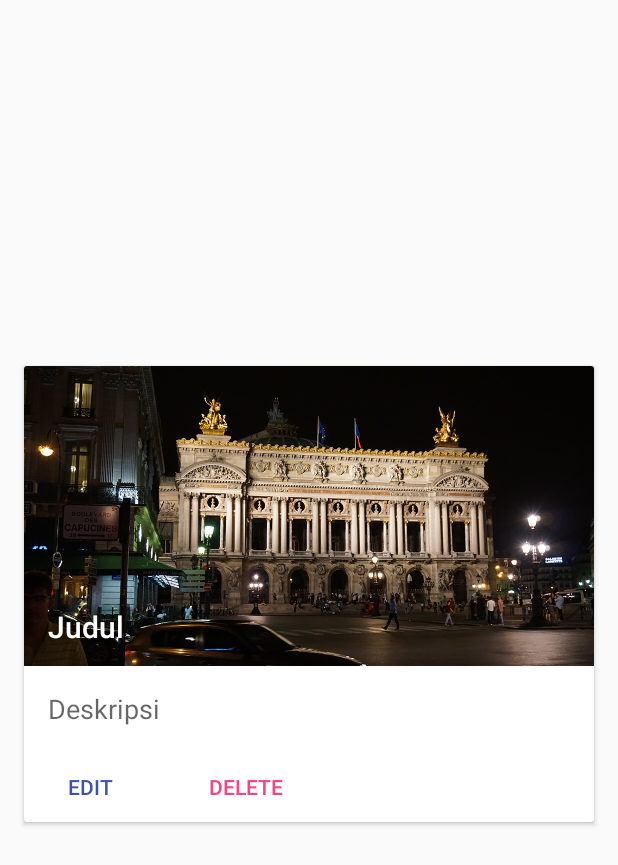
After one commit to yeninurazizah/RecyclerView3, an Android app: the layout item_list.xml on its own in the app's theme, with its tools: preview values and no code run, on a phone screen of 412 x 824 dp. The commit adds this screen. Shown: the top 865 px of the screen. Run offline under Robolectric (Android 15) with nearby library versions, the phone set to English and light mode, and no system bars.

Commit message:
RecyclerView ListCard

```diff
--- a/app/build.gradle
+++ b/app/build.gradle
@@ -25,6 +25,8 @@ dependencies {
         exclude group: 'com.android.support', module: 'support-annotations'
     })
     compile 'com.android.support:appcompat-v7:24.2.1'
+    compile 'com.android.support:recyclerview-v7:24.2.1'
+    compile 'com.android.support:cardview-v7:24.2.1'
     compile 'com.android.support:design:24.2.1'
     testCompile 'junit:junit:4.12'
 }
--- /dev/null
+++ b/app/src/main/res/drawable/ic_favorite_black_24dp.xml
@@ -0,0 +1,9 @@
+<vector xmlns:android="http://schemas.android.com/apk/res/android"
+    android:width="24dp"
+    android:height="24dp"
+    android:viewportHeight="24.0"
+    android:viewportWidth="24.0">
+    <path
+        android:fillColor="#FF000000"
+        android:pathData="M12,21.35l-1.45,-1.32C5.4,15.36 2,12.28 2,8.5 2,5.42 4.42,3 7.5,3c1.74,0 3.41,0.81 4.5,2.09C13.09,3.81 14.76,3 16.5,3 19.58,3 22,5.42 22,8.5c0,3.78 -3.4,6.86 -8.55,11.54L12,21.35z" />
+</vector>
--- /dev/null
+++ b/app/src/main/res/drawable/ic_share_black_24dp.xml
@@ -0,0 +1,9 @@
+<vector xmlns:android="http://schemas.android.com/apk/res/android"
+    android:width="24dp"
+    android:height="24dp"
+    android:viewportHeight="24.0"
+    android:viewportWidth="24.0">
+    <path
+        android:fillColor="#FF000000"
+        android:pathData="M18,16.08c-0.76,0 -1.44,0.3 -1.96,0.77L8.91,12.7c0.05,-0.23 0.09,-0.46 0.09,-0.7s-0.04,-0.47 -0.09,-0.7l7.05,-4.11c0.54,0.5 1.25,0.81 2.04,0.81 1.66,0 3,-1.34 3,-3s-1.34,-3 -3,-3 -3,1.34 -3,3c0,0.24 0.04,0.47 0.09,0.7L8.04,9.81C7.5,9.31 6.79,9 6,9c-1.66,0 -3,1.34 -3,3s1.34,3 3,3c0.79,0 1.5,-0.31 2.04,-0.81l7.12,4.16c-0.05,0.21 -0.08,0.43 -0.08,0.65 0,1.61 1.31,2.92 2.92,2.92 1.61,0 2.92,-1.31 2.92,-2.92s-1.31,-2.92 -2.92,-2.92z" />
+</vector>
--- /dev/null
+++ b/app/src/main/res/layout/item_list.xml
@@ -0,0 +1,89 @@
+<?xml version="1.0" encoding="utf-8"?>
+<android.support.v7.widget.CardView xmlns:android="http://schemas.android.com/apk/res/android"
+    xmlns:tools="http://schemas.android.com/tools"
+    android:id="@+id/cardView"
+    android:layout_width="match_parent"
+    android:layout_height="304dp"
+    android:layout_gravity="center"
+    android:layout_marginBottom="@dimen/activity_vertical_margin"
+    android:layout_marginLeft="@dimen/activity_horizontal_margin"
+    android:layout_marginRight="@dimen/activity_horizontal_margin"
+    android:foreground="?attr/selectableItemBackground"
+    android:orientation="vertical">
+
+    <RelativeLayout
+        android:layout_width="match_parent"
+        android:layout_height="wrap_content">
+
+        <ImageView
+            android:id="@+id/imageView"
+            android:layout_width="match_parent"
+            android:layout_height="200dp"
+            android:scaleType="centerCrop"
+            android:src="@drawable/a" />
+
+        <TextView
+            android:id="@+id/textViewJudul"
+            android:layout_width="match_parent"
+            android:layout_height="40dp"
+            android:layout_alignBottom="@+id/imageView"
+            android:layout_marginLeft="16dp"
+            android:textAppearance="@style/TextAppearance.AppCompat.Title"
+            android:textColor="@android:color/white"
+            tools:text="Judul" />
+
+        <TextView
+            android:id="@+id/textViewDeskripsi"
+            android:layout_width="match_parent"
+            android:layout_height="wrap_content"
+            android:layout_below="@+id/imageView"
+            android:ellipsize="end"
+            android:maxLines="1"
+            android:padding="16dp"
+            android:textAppearance="@style/TextAppearance.AppCompat.Medium"
+            tools:text="Deskripsi" />
+
+        <Button
+            android:id="@+id/buttonEdit"
+            style="?android:attr/borderlessButtonStyle"
+            android:layout_width="wrap_content"
+            android:layout_height="wrap_content"
+            android:layout_below="@id/textViewDeskripsi"
+            android:text="Edit"
+            android:textColor="?attr/colorPrimary" />
+
+        <Button
+            android:id="@+id/buttonDelete"
+            style="?android:attr/borderlessButtonStyle"
+            android:layout_width="wrap_content"
+            android:layout_height="wrap_content"
+            android:layout_below="@+id/textViewDeskripsi"
+            android:layout_marginLeft="16dp"
+            android:layout_toRightOf="@+id/buttonEdit"
+            android:text="DELETE"
+            android:textColor="?attr/colorAccent" />
+
+        <ImageButton
+            android:id="@+id/buttonFavorite"
+            style="?android:attr/borderlessButtonStyle"
+            android:layout_width="48dp"
+            android:layout_height="48dp"
+            android:layout_below="@id/textViewDeskripsi"
+            android:layout_marginRight="16dp"
+            android:layout_toLeftOf="@+id/buttonShare"
+            android:srcCombat="@drawable/ic_favorite_black_24dp"
+            android:tint="#757575" />
+
+        <ImageButton
+            android:id="@+id/buttonShare"
+            style="?android:attr/borderlessButtonStyle"
+            android:layout_width="48dp"
+            android:layout_height="48dp"
+            android:layout_alignParentRight="true"
+            android:layout_below="@id/textViewDeskripsi"
+            android:layout_marginRight="16dp"
+            android:srcCombat="@drawable/ic_share_black_24dp"
+            android:tint="#757575" />
+    </RelativeLayout>
+
+</android.support.v7.widget.CardView>
```
Also changed, not shown: app/src/main/java/adapter/HotelAdapter.java (added, +64 -0 lines), app/src/main/java/id/sch/smktelkom_mlg/learn/recyclerview3/MainActivity.java (+41 -0 lines), app/src/main/java/model/Hotel.java (added, +19 -0 lines), app/src/main/res/drawable/ic_add_black_24dp.xml (added, +9 -0 lines), app/src/main/res/drawable/ic_camera_black_24dp.xml (added, +9 -0 lines), app/src/main/res/drawable/ic_search_black_24dp.xml (added, +9 -0 lines), app/src/main/res/layout/content_main.xml (+6 -6 lines), app/src/main/res/values/arrays.xml (added, +95 -0 lines), app/src/main/res/drawable/a.png (added), app/src/main/res/drawable/c.png (added), app/src/main/res/drawable/d.png (added), app/src/main/res/drawable/e.png (added), app/src/main/res/drawable/f.png (added), 1 other file.
